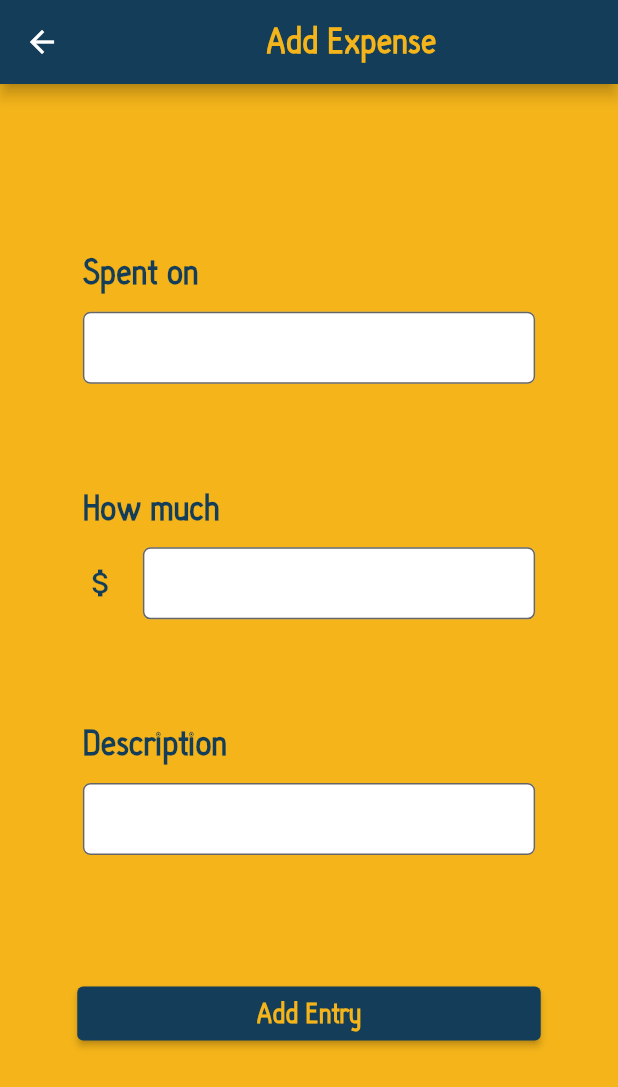
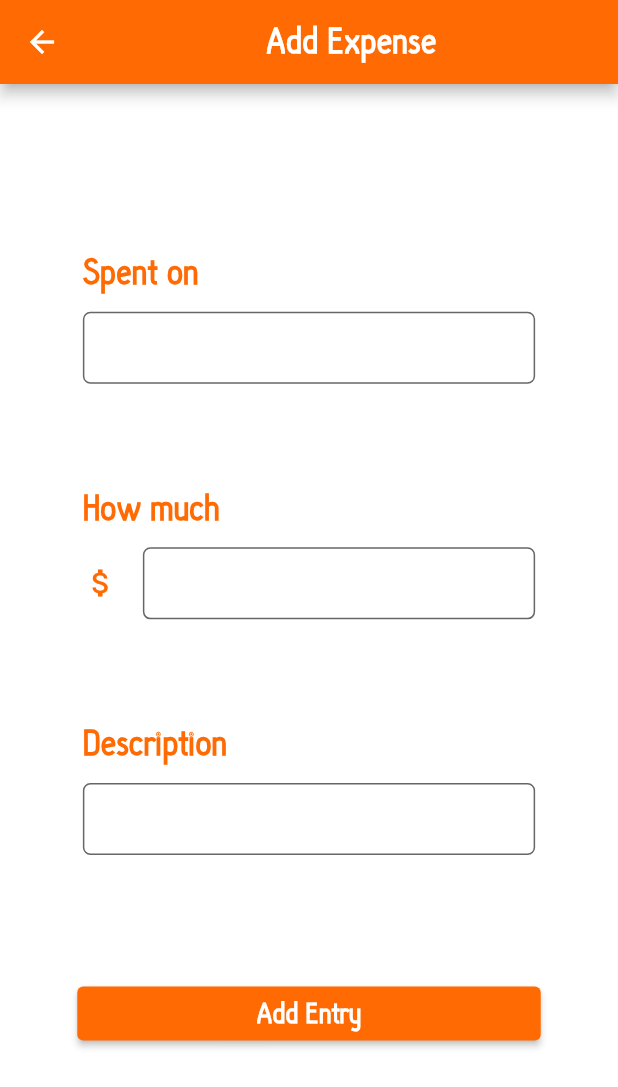
Before and after one commit to Phantonym21/Expense-App, a Flutter app: the screen it shows after launch, after a tap on an icon or button, on a phone screen of 412 x 824 dp. Shown: the top 1087 px of the screen. Run offline on Flutter 3.47's test engine with Material 2 defaults, Android fonts, the phone set to English and light mode, and no system bars; our stand-ins replace sqflite; missing offline and left inert: horizontal_data_table; accounts and stored records are empty.

Commit message:
modularized theme color

```diff
--- /dev/null
+++ b/lib/design_utils.dart
@@ -0,0 +1,11 @@
+class RGBColor {
+  int R = 0;
+  int G = 0;
+  int B = 0;
+
+  RGBColor(rvalue, gvalue, bvalue) {
+    this.R = rvalue;
+    this.G = gvalue;
+    this.B = bvalue;
+  }
+}
--- a/lib/form_input_card.dart
+++ b/lib/form_input_card.dart
@@ -1,9 +1,11 @@
 import 'package:flutter/material.dart';
+import 'package:track_expense_app/design_utils.dart';
 
 class FormInputCard extends StatefulWidget {
   final String labelText;
   final controller;
   final validator;
+  final RGBColor textColor;
   final Widget fieldIcon;
 
   FormInputCard(
@@ -11,6 +13,7 @@ class FormInputCard extends StatefulWidget {
       @required this.labelText,
       @required this.controller,
       @required this.validator,
+      @required this.textColor,
       @optionalTypeArgs this.fieldIcon})
       : super(key: key);
 
@@ -39,7 +42,8 @@ class _FormInputCardState extends State<FormInputCard> {
                     child: Text(
                       widget.labelText,
                       style: TextStyle(
-                        color: Color.fromRGBO(20, 61, 89, 30),
+                        color: Color.fromRGBO(widget.textColor.R,
+                            widget.textColor.G, widget.textColor.B, 1),
                         fontFamily: 'Hallo sans',
                         fontSize: 25,
                         fontWeight: FontWeight.bold,
--- a/lib/main.dart
+++ b/lib/main.dart
@@ -8,6 +8,10 @@ import 'form_input_card.dart';
 import 'package:horizontal_data_table/horizontal_data_table.dart';
 // import 'package:table_sticky_headers/table_sticky_headers.dart';
 import 'package:intl/intl.dart';
+import 'design_utils.dart';
+import 'globals.dart';
+
+List<RGBColor> themeColor = themeColorDict['whiteSafetyOrange'];
 
 void main() {
   runApp(ExpenseApp());
@@ -28,12 +32,14 @@ class HomeRoute extends StatelessWidget {
     return Scaffold(
       resizeToAvoidBottomInset: false,
       appBar: AppBar(
-        backgroundColor: Color.fromRGBO(20, 61, 89, 30),
+        backgroundColor: Color.fromRGBO(
+            themeColor[1].R, themeColor[1].G, themeColor[1].B, 30),
         title: Center(
           child: Text(
             'Your Expenses',
             style: TextStyle(
-              color: Color.fromRGBO(244, 180, 26, 1),
+              color: Color.fromRGBO(
+                  themeColor[0].R, themeColor[0].G, themeColor[0].B, 1),
               fontFamily: 'Hallo sans',
               fontWeight: FontWeight.bold,
               fontSize: 25,
@@ -48,7 +54,6 @@ class HomeRoute extends StatelessWidget {
   }
 }
 
-
 ExpenseEntries recentEntryList = ExpenseEntries();
 
 class HomePage extends StatefulWidget {
@@ -57,7 +62,6 @@ class HomePage extends StatefulWidget {
 }
 
 class _HomePageState extends State<HomePage> {
-
   @override
   void initState() {
     recentEntryList.getRecentData(5);
@@ -67,7 +71,8 @@ class _HomePageState extends State<HomePage> {
   @override
   Widget build(BuildContext context) {
     return Container(
-      color: Color.fromRGBO(244, 180, 26, 1),
+      color:
+          Color.fromRGBO(themeColor[0].R, themeColor[0].G, themeColor[0].B, 1),
       child: Column(
         crossAxisAlignment: CrossAxisAlignment.stretch,
         children: [
@@ -75,14 +80,16 @@ class _HomePageState extends State<HomePage> {
             flex: 10,
             child: Container(
               decoration: BoxDecoration(
-                color: Color.fromRGBO(244, 180, 26, 1),
+                color: Color.fromRGBO(
+                    themeColor[0].R, themeColor[0].G, themeColor[0].B, 1),
               ),
             ),
           ),
           Expanded(
             flex: 2,
             child: Container(
-              color: Color.fromRGBO(244, 180, 26, 1),
+              color: Color.fromRGBO(
+                  themeColor[0].R, themeColor[0].G, themeColor[0].B, 1),
               child: Row(
                 children: [
                   Expanded(
@@ -91,12 +98,12 @@ class _HomePageState extends State<HomePage> {
                       padding: EdgeInsets.fromLTRB(20, 0, 0, 0),
                       // alignment: Alignment.center,
                       child: Text(
-
                         'Recent Expenses',
                         style: TextStyle(
                           fontSize: 20,
                           fontWeight: FontWeight.bold,
-                          color: Color.fromRGBO(20, 61, 89, 30),
+                          color: Color.fromRGBO(themeColor[1].R,
+                              themeColor[1].G, themeColor[1].B, 30),
                           fontFamily: 'Hallo sans',
                         ),
                       ),
@@ -110,7 +117,8 @@ class _HomePageState extends State<HomePage> {
                       child: ElevatedButton(
                         // autofocus: true,
                         style: ElevatedButton.styleFrom(
-                          primary: Color.fromRGBO(20, 61, 89, 30),
+                          primary: Color.fromRGBO(themeColor[1].R,
+                              themeColor[1].G, themeColor[1].B, 30),
                         ),
                         onPressed: () {
                           Navigator.push(
@@ -125,7 +133,8 @@ class _HomePageState extends State<HomePage> {
                             style: TextStyle(
                               fontSize: 20,
                               fontWeight: FontWeight.bold,
-                              color: Color.fromRGBO(244, 180, 26, 1),
+                              color: Color.fromRGBO(themeColor[0].R,
+                                  themeColor[0].G, themeColor[0].B, 1),
                               fontFamily: 'Hallo sans',
                             ),
                           ),
@@ -142,24 +151,25 @@ class _HomePageState extends State<HomePage> {
             flex: 10,
             child: Container(
               decoration: BoxDecoration(
-                color: Color.fromRGBO(20, 61, 89, 30),
+                color: Color.fromRGBO(
+                    themeColor[1].R, themeColor[1].G, themeColor[1].B, 30),
               ),
-              child: DataTable(
-                headingTextStyle: TextStyle(
-                  color: Color.fromRGBO(244, 180, 26, 1),
-                  fontWeight: FontWeight.bold,
-                ),
-                dataTextStyle: TextStyle(
-                  color: Color.fromRGBO(244, 180, 26, 1),
-                ),
-                showBottomBorder: true,
-                columns: [
-                  DataColumn(label: Text('Item')),
-                  DataColumn(label: Text('Cost')),
-                  DataColumn(label: Text('Date')),
-                ],
-                rows: wrapDataForDisplay(recentEntryList.listOfEntries),
-              ),
+              // child: DataTable(
+              //   headingTextStyle: TextStyle(
+              //     color: Color.fromRGBO(themeColor[0].R, themeColor[0].G, themeColor[0].B, 1),
+              //     fontWeight: FontWeight.bold,
+              //   ),
+              //   dataTextStyle: TextStyle(
+              //     color: Color.fromRGBO(themeColor[0].R, themeColor[0].G, themeColor[0].B, 1),
+              //   ),
+              //   showBottomBorder: true,
+              //   columns: [
+              //     DataColumn(label: Text('Item')),
+              //     DataColumn(label: Text('Cost')),
+              //     DataColumn(label: Text('Date')),
+              //   ],
+              //   rows: wrapDataForDisplay(recentEntryList.listOfEntries),
+              // ),
             ),
           ),
           Expanded(
@@ -178,7 +188,8 @@ class _HomePageState extends State<HomePage> {
                   flex: 1,
                   child: ElevatedButton(
                     style: ElevatedButton.styleFrom(
-                      primary: Color.fromRGBO(20, 61, 89, 30),
+                      primary: Color.fromRGBO(themeColor[1].R, themeColor[1].G,
+                          themeColor[1].B, 30),
                       shape: CircleBorder(),
                     ),
                     onPressed: () {
@@ -192,7 +203,8 @@ class _HomePageState extends State<HomePage> {
                       child: Text(
                         '+',
                         style: TextStyle(
-                          color: Color.fromRGBO(244, 180, 26, 1),
+                          color: Color.fromRGBO(themeColor[0].R,
+                              themeColor[0].G, themeColor[0].B, 1),
                           fontFamily: 'Hallo sans',
                           fontSize: 50,
                           fontWeight: FontWeight.bold,
@@ -237,12 +249,14 @@ class AddExpenseRoute extends StatelessWidget {
     return Scaffold(
       resizeToAvoidBottomInset: false,
       appBar: AppBar(
-        backgroundColor: Color.fromRGBO(20, 61, 89, 30),
+        backgroundColor: Color.fromRGBO(
+            themeColor[1].R, themeColor[1].G, themeColor[1].B, 30),
         title: Center(
           child: Text(
             'Add Expense',
             style: TextStyle(
-              color: Color.fromRGBO(244, 180, 26, 1),
+              color: Color.fromRGBO(
+                  themeColor[0].R, themeColor[0].G, themeColor[0].B, 1),
               fontFamily: 'Hallo sans',
               fontWeight: FontWeight.bold,
               fontSize: 25,
@@ -267,7 +281,8 @@ class _AddExpensePageState extends State<AddExpensePage> {
   @override
   Widget build(BuildContext context) {
     return Container(
-      color: Color.fromRGBO(244, 180, 26, 1),
+      color:
+          Color.fromRGBO(themeColor[0].R, themeColor[0].G, themeColor[0].B, 1),
       child: Column(
         crossAxisAlignment: CrossAxisAlignment.stretch,
         children: [
@@ -275,7 +290,8 @@ class _AddExpensePageState extends State<AddExpensePage> {
             flex: 1,
             child: Container(
               decoration: BoxDecoration(
-                color: Color.fromRGBO(244, 180, 26, 1),
+                color: Color.fromRGBO(
+                    themeColor[0].R, themeColor[0].G, themeColor[0].B, 1),
               ),
             ),
           ),
@@ -283,7 +299,8 @@ class _AddExpensePageState extends State<AddExpensePage> {
             flex: 6,
             child: Container(
               decoration: BoxDecoration(
-                color: Color.fromRGBO(244, 180, 26, 1),
+                color: Color.fromRGBO(
+                    themeColor[0].R, themeColor[0].G, themeColor[0].B, 1),
               ),
               child: AddExpenseForm(),
             ),
@@ -292,7 +309,8 @@ class _AddExpensePageState extends State<AddExpensePage> {
             flex: 1,
             child: Container(
               decoration: BoxDecoration(
-                color: Color.fromRGBO(244, 180, 26, 1),
+                color: Color.fromRGBO(
+                    themeColor[0].R, themeColor[0].G, themeColor[0].B, 1),
               ),
             ),
           ),
@@ -325,6 +343,7 @@ class _AddExpenseFormState extends State<AddExpenseForm> {
             flex: 2,
             child: FormInputCard(
               labelText: 'Spent on',
+              textColor: themeColor[1],
               controller: itemController,
               validator: (value) {
                 if (value == null || value.isEmpty) {
@@ -342,6 +361,7 @@ class _AddExpenseFormState extends State<AddExpenseForm> {
             flex: 2,
             child: FormInputCard(
               labelText: 'How much',
+              textColor: themeColor[1],
               controller: amtController,
               validator: (value) {
                 if (value == null || value.isEmpty) {
@@ -353,7 +373,8 @@ class _AddExpenseFormState extends State<AddExpenseForm> {
               },
               fieldIcon: Icon(
                 Icons.attach_money,
-                color: Color.fromRGBO(20, 61, 89, 30),
+                color: Color.fromRGBO(
+                    themeColor[1].R, themeColor[1].G, themeColor[1].B, 30),
               ),
             ),
           ),
@@ -365,6 +386,7 @@ class _AddExpenseFormState extends State<AddExpenseForm> {
             flex: 2,
             child: FormInputCard(
               labelText: 'Description',
+              textColor: themeColor[1],
               controller: descController,
               validator: (value) {
                 return null;
@@ -384,7 +406,8 @@ class _AddExpenseFormState extends State<AddExpenseForm> {
                   flex: 6,
                   child: ElevatedButton(
                     style: ElevatedButton.styleFrom(
-                      primary: Color.fromRGBO(20, 61, 89, 30),
+                      primary: Color.fromRGBO(themeColor[1].R, themeColor[1].G,
+                          themeColor[1].B, 30),
                     ),
                     onPressed: () async {
                       if (_formKey.currentState.validate()) {
@@ -412,7 +435,8 @@ class _AddExpenseFormState extends State<AddExpenseForm> {
                     child: Text(
                       'Add Entry',
                       style: TextStyle(
-                        color: Color.fromRGBO(244, 180, 26, 1),
+                        color: Color.fromRGBO(themeColor[0].R, themeColor[0].G,
+                            themeColor[0].B, 1),
                         fontFamily: 'Hallo sans',
                         fontSize: 20,
                         fontWeight: FontWeight.bold,
@@ -436,12 +460,14 @@ class ListExpenseRoute extends StatelessWidget {
     return Scaffold(
       resizeToAvoidBottomInset: false,
       appBar: AppBar(
-        backgroundColor: Color.fromRGBO(20, 61, 89, 30),
+        backgroundColor: Color.fromRGBO(
+            themeColor[1].R, themeColor[1].G, themeColor[1].B, 30),
         title: Center(
           child: Text(
             'All Expenses',
             style: TextStyle(
-              color: Color.fromRGBO(244, 180, 26, 1),
+              color: Color.fromRGBO(
+                  themeColor[0].R, themeColor[0].G, themeColor[0].B, 1),
               fontFamily: 'Hallo sans',
               fontWeight: FontWeight.bold,
               fontSize: 25,
@@ -488,7 +514,8 @@ class _ListExpensePageState extends State<ListExpensePage> {
         Expanded(
           flex: 1,
           child: Container(
-            color: Color.fromRGBO(20, 61, 89, 30),
+            color: Color.fromRGBO(
+                themeColor[1].R, themeColor[1].G, themeColor[1].B, 30),
             child: Row(
               children: <Widget>[
                 Expanded(
@@ -502,7 +529,8 @@ class _ListExpensePageState extends State<ListExpensePage> {
                       style: TextStyle(
                         fontWeight: FontWeight.bold,
                         fontSize: 17,
-                        color: Color.fromRGBO(244, 180, 26, 1),
+                        color: Color.fromRGBO(themeColor[0].R, themeColor[0].G,
+                            themeColor[0].B, 1),
                       ),
                     ),
                   ),
@@ -513,18 +541,21 @@ class _ListExpensePageState extends State<ListExpensePage> {
                     // padding: EdgeInsets.fromLTRB(0, 0, 0, 0),
                     child: DropdownButton<String>(
                       value: amtDropDownValue,
-                      icon: const Icon(
+                      icon: Icon(
                         Icons.arrow_drop_down,
-                        color: Color.fromRGBO(244, 180, 26, 1),
+                        color: Color.fromRGBO(themeColor[0].R, themeColor[0].G,
+                            themeColor[0].B, 1),
                       ),
-                      style: const TextStyle(
-                        color: Color.fromRGBO(244, 180, 26, 1),
+                      style: TextStyle(
+                        color: Color.fromRGBO(themeColor[0].R, themeColor[0].G,
+                            themeColor[0].B, 1),
                         fontWeight: FontWeight.bold,
                         fontSize: 16,
                       ),
                       underline: Container(
                         height: 1,
-                        color: Color.fromRGBO(244, 180, 26, 1),
+                        color: Color.fromRGBO(themeColor[0].R, themeColor[0].G,
+                            themeColor[0].B, 1),
                       ),
                       onChanged: (String newValue) {
                         amtDropDownValue = newValue;
@@ -558,18 +589,21 @@ class _ListExpensePageState extends State<ListExpensePage> {
                           contentPadding: EdgeInsets.fromLTRB(0, 20, 0, 5),
                           enabledBorder: UnderlineInputBorder(
                             borderSide: BorderSide(
-                              color: Color.fromRGBO(244, 180, 26, 1),
+                              color: Color.fromRGBO(themeColor[0].R,
+                                  themeColor[0].G, themeColor[0].B, 1),
                             ),
                           ),
                           focusedBorder: UnderlineInputBorder(
                             borderSide: BorderSide(
-                              color: Color.fromRGBO(244, 180, 26, 1),
+                              color: Color.fromRGBO(themeColor[0].R,
+                                  themeColor[0].G, themeColor[0].B, 1),
                             ),
                           ),
                         ),
                         textAlign: TextAlign.center,
                         style: TextStyle(
-                          color: Color.fromRGBO(244, 180, 26, 1),
+                          color: Color.fromRGBO(themeColor[0].R,
+                              themeColor[0].G, themeColor[0].B, 1),
                           fontWeight: FontWeight.bold,
                           fontSize: 16,
                         ),
@@ -601,24 +635,29 @@ class _ListExpensePageState extends State<ListExpensePage> {
               leftSideItemBuilder: _generateFirstColumnRow,
               rightSideItemBuilder: _generateRightHandSideColumnRow,
               itemCount: entryList.listOfEntries.length,
-              rowSeparatorWidget: const Divider(
-                color: Color.fromRGBO(20, 61, 89, 30),
+              rowSeparatorWidget: Divider(
+                color: Color.fromRGBO(
+                    themeColor[1].R, themeColor[1].G, themeColor[1].B, 30),
                 height: 2.0,
                 thickness: 2.0,
               ),
-              leftHandSideColBackgroundColor: Color.fromRGBO(244, 180, 26, 1),
-              rightHandSideColBackgroundColor: Color.fromRGBO(244, 180, 26, 1),
-              verticalScrollbarStyle: const ScrollbarStyle(
+              leftHandSideColBackgroundColor: Color.fromRGBO(
+                  themeColor[0].R, themeColor[0].G, themeColor[0].B, 1),
+              rightHandSideColBackgroundColor: Color.fromRGBO(
+                  themeColor[0].R, themeColor[0].G, themeColor[0].B, 1),
+              verticalScrollbarStyle: ScrollbarStyle(
                 isAlwaysShown: false,
                 thickness: 5.0,
                 radius: Radius.circular(5.0),
-                thumbColor: Color.fromRGBO(20, 61, 89, 0.5),
+                thumbColor: Color.fromRGBO(
+                    themeColor[1].R, themeColor[1].G, themeColor[1].B, 0.5),
               ),
-              horizontalScrollbarStyle: const ScrollbarStyle(
+              horizontalScrollbarStyle: ScrollbarStyle(
                 isAlwaysShown: false,
                 thickness: 5.0,
                 radius: Radius.circular(5.0),
-                thumbColor: Color.fromRGBO(20, 61, 89, 0.5),
+                thumbColor: Color.fromRGBO(
+                    themeColor[1].R, themeColor[1].G, themeColor[1].B, 0.5),
               ),
               enablePullToRefresh: false,
               // refreshIndicator: const WaterDropHeader(),
@@ -675,7 +714,8 @@ class _ListExpensePageState extends State<ListExpensePage> {
         style: TextStyle(
           fontSize: 17.0,
           fontWeight: FontWeight.bold,
-          color: Color.fromRGBO(20, 61, 89, 30),
+          color: Color.fromRGBO(
+              themeColor[1].R, themeColor[1].G, themeColor[1].B, 30),
         ),
       ),
       width: width,
@@ -696,7 +736,8 @@ class _ListExpensePageState extends State<ListExpensePage> {
         dateFormatted,
         style: TextStyle(
           fontSize: 17.0,
-          color: Color.fromRGBO(20, 61, 89, 30),
+          color: Color.fromRGBO(
+              themeColor[1].R, themeColor[1].G, themeColor[1].B, 30),
         ),
       ),
       width: 100,
@@ -714,7 +755,8 @@ class _ListExpensePageState extends State<ListExpensePage> {
             entryList.listOfEntries[index].item,
             style: TextStyle(
               fontSize: 17.0,
-              color: Color.fromRGBO(20, 61, 89, 30),
+              color: Color.fromRGBO(
+                  themeColor[1].R, themeColor[1].G, themeColor[1].B, 30),
             ),
           ),
           width: 200,
@@ -727,7 +769,8 @@ class _ListExpensePageState extends State<ListExpensePage> {
             entryList.listOfEntries[index].amt.toString(),
             style: TextStyle(
               fontSize: 17.0,
-              color: Color.fromRGBO(20, 61, 89, 30),
+              color: Color.fromRGBO(
+                  themeColor[1].R, themeColor[1].G, themeColor[1].B, 30),
             ),
           ),
           width: 100,
@@ -740,7 +783,8 @@ class _ListExpensePageState extends State<ListExpensePage> {
             entryList.listOfEntries[index].desc,
             style: TextStyle(
               fontSize: 17.0,
-              color: Color.fromRGBO(20, 61, 89, 30),
+              color: Color.fromRGBO(
+                  themeColor[1].R, themeColor[1].G, themeColor[1].B, 30),
             ),
           ),
           width: 500,
```
Also changed, not shown: lib/globals.dart (added, +9 -0 lines).
